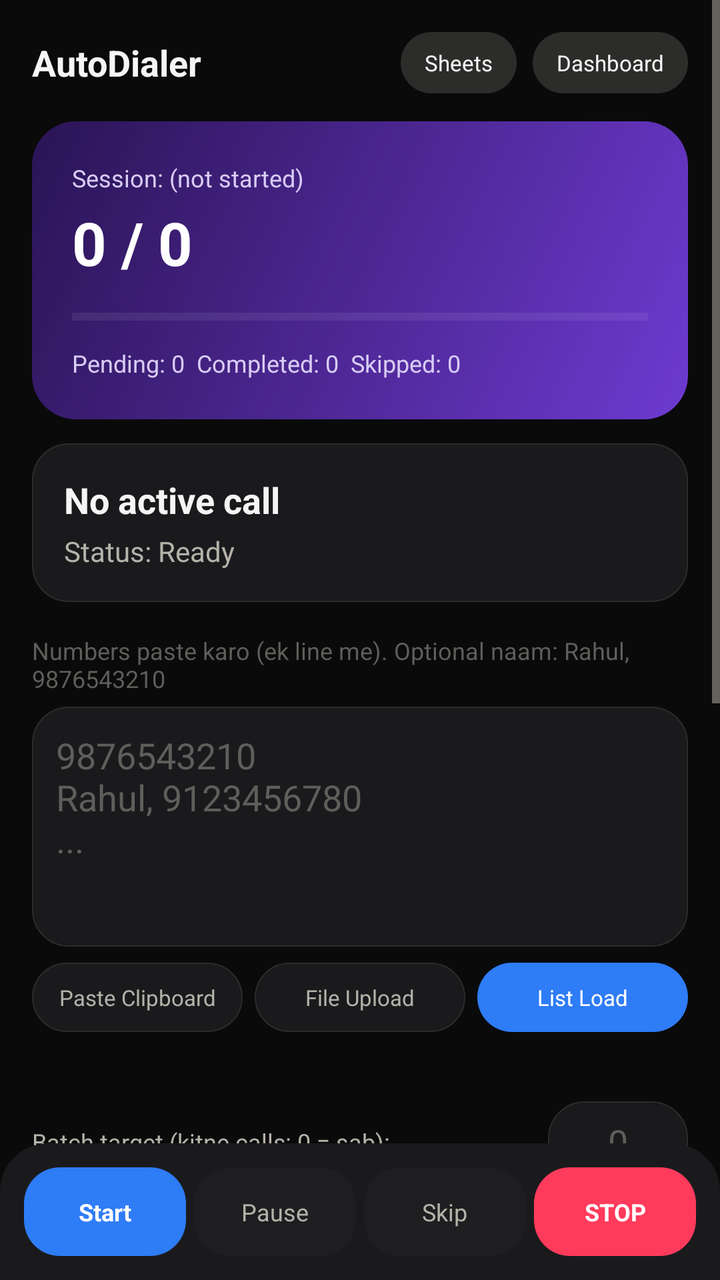
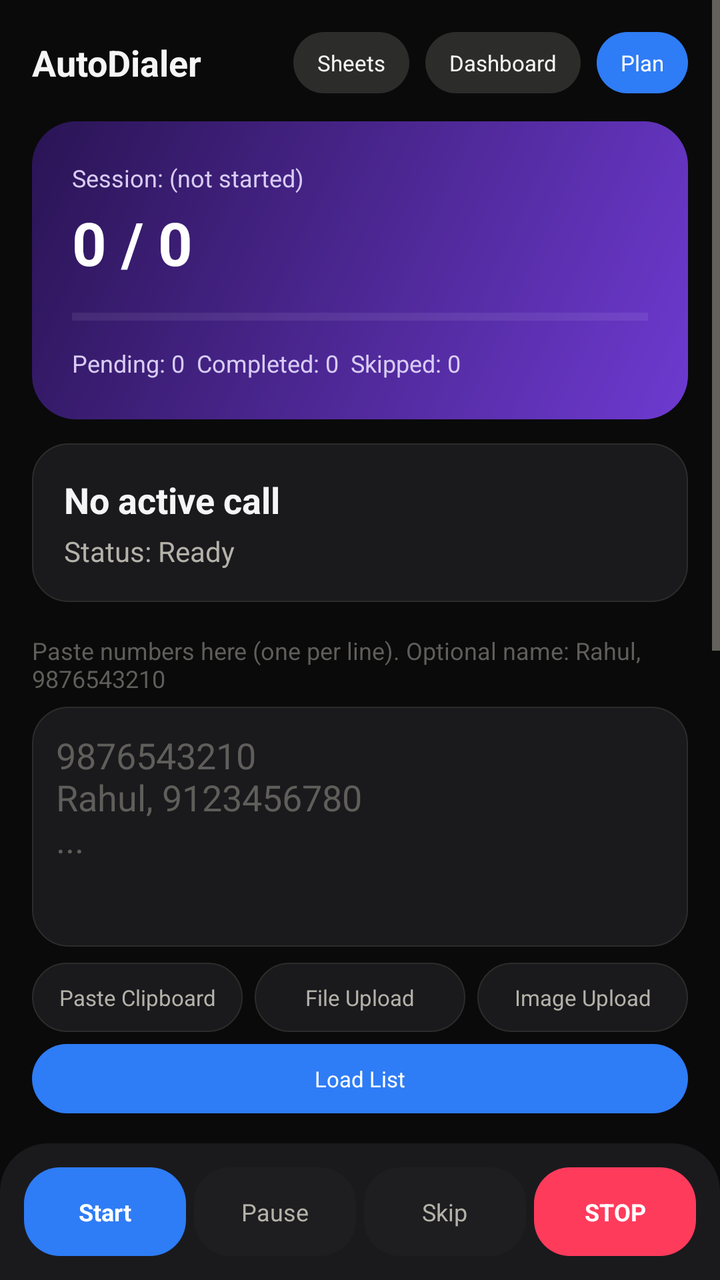

Two renders of the same Android screen: before a commit and after it. Below are the layout's source before the change and the commit's diff.
<!-- AndroidManifest.xml: application theme Theme.AutoDialer -->
<!-- res/layout/activity_main.xml -->
<?xml version="1.0" encoding="utf-8"?>
<FrameLayout xmlns:android="http://schemas.android.com/apk/res/android"
    android:layout_width="match_parent"
    android:layout_height="match_parent"
    android:background="@color/bg_dark">

    <ScrollView
        android:layout_width="match_parent"
        android:layout_height="match_parent"
        android:paddingBottom="86dp"
        android:clipToPadding="false">

        <LinearLayout
            android:layout_width="match_parent"
            android:layout_height="wrap_content"
            android:orientation="vertical"
            android:padding="16dp">

            
            <LinearLayout
                android:layout_width="match_parent"
                android:layout_height="wrap_content"
                android:orientation="horizontal"
                android:gravity="center_vertical">

                <TextView
                    android:layout_width="0dp"
                    android:layout_weight="1"
                    android:layout_height="wrap_content"
                    android:text="AutoDialer"
                    android:textStyle="bold"
                    android:textColor="@color/text_primary_dark"
                    android:textSize="18sp"/>

                <TextView
                    android:id="@+id/btnSheets"
                    android:layout_width="wrap_content"
                    android:layout_height="wrap_content"
                    android:background="@drawable/bg_avatar"
                    android:paddingStart="12dp"
                    android:paddingEnd="12dp"
                    android:paddingTop="8dp"
                    android:paddingBottom="8dp"
                    android:textColor="@color/text_primary_dark"
                    android:textSize="11sp"
                    android:text="Sheets"/>

                <TextView
                    android:id="@+id/btnDashboard"
                    android:layout_width="wrap_content"
                    android:layout_height="wrap_content"
                    android:layout_marginStart="8dp"
                    android:background="@drawable/bg_avatar"
                    android:paddingStart="12dp"
                    android:paddingEnd="12dp"
                    android:paddingTop="8dp"
                    android:paddingBottom="8dp"
                    android:textColor="@color/text_primary_dark"
                    android:textSize="11sp"
                    android:text="Dashboard"/>
            </LinearLayout>

            
            <LinearLayout
                android:layout_width="match_parent"
                android:layout_height="wrap_content"
                android:orientation="vertical"
                android:background="@drawable/bg_hero_gradient"
                android:padding="20dp"
                android:layout_marginTop="14dp">

                <TextView
                    android:id="@+id/tvSessionName"
                    android:layout_width="wrap_content"
                    android:layout_height="wrap_content"
                    android:textColor="#D8CCF5"
                    android:textSize="12sp"
                    android:text="Session: (not started)"/>

                <TextView
                    android:id="@+id/tvProgress"
                    android:layout_width="wrap_content"
                    android:layout_height="wrap_content"
                    android:layout_marginTop="4dp"
                    android:textColor="#FFFFFF"
                    android:textStyle="bold"
                    android:textSize="30sp"
                    android:text="0 / 0"/>

                <ProgressBar
                    android:id="@+id/progressBar"
                    style="?android:attr/progressBarStyleHorizontal"
                    android:layout_width="match_parent"
                    android:layout_height="6dp"
                    android:layout_marginTop="14dp"
                    android:progressTint="#FFFFFF"
                    android:progressBackgroundTint="#40FFFFFF"
                    android:max="100"
                    android:progress="0"/>

                <TextView
                    android:id="@+id/tvCounts"
                    android:layout_width="wrap_content"
                    android:layout_height="wrap_content"
                    android:layout_marginTop="12dp"
                    android:textColor="#D8CCF5"
                    android:textSize="12sp"
                    android:text="Pending: 0  Completed: 0  Skipped: 0"/>
            </LinearLayout>

            
            <LinearLayout
                android:layout_width="match_parent"
                android:layout_height="wrap_content"
                android:orientation="vertical"
                android:background="@drawable/bg_card"
                android:padding="16dp"
                android:layout_marginTop="12dp">

                <TextView
                    android:id="@+id/tvCurrentLead"
                    android:layout_width="wrap_content"
                    android:layout_height="wrap_content"
                    android:textStyle="bold"
                    android:textColor="@color/text_primary_dark"
                    android:textSize="18sp"
                    android:text="No active call"/>

                <TextView
                    android:id="@+id/tvStatus"
                    android:layout_width="wrap_content"
                    android:layout_height="wrap_content"
                    android:layout_marginTop="4dp"
                    android:textColor="@color/text_secondary_dark"
                    android:text="Status: Ready"/>
            </LinearLayout>

            <TextView
                android:layout_width="wrap_content"
                android:layout_height="wrap_content"
                android:layout_marginTop="16dp"
                android:text="Numbers paste karo (ek line me). Optional naam: Rahul, 9876543210"
                android:textColor="@color/text_muted_dark"
                android:textSize="12sp"/>

            <EditText
                android:id="@+id/etNumbers"
                android:layout_width="match_parent"
                android:layout_height="120dp"
                android:gravity="top|start"
                android:hint="9876543210&#10;Rahul, 9123456780&#10;..."
                android:inputType="textMultiLine"
                android:background="@drawable/bg_card"
                android:textColor="@color/text_primary_dark"
                android:textColorHint="@color/text_muted_dark"
                android:padding="12dp"
                android:layout_marginTop="6dp"/>

            <LinearLayout
                android:layout_width="match_parent"
                android:layout_height="wrap_content"
                android:orientation="horizontal"
                android:layout_marginTop="8dp">

                <TextView
                    android:id="@+id/btnPasteClipboard"
                    android:layout_width="0dp"
                    android:layout_weight="1"
                    android:layout_height="wrap_content"
                    android:background="@drawable/bg_card"
                    android:gravity="center"
                    android:padding="10dp"
                    android:textColor="@color/text_secondary_dark"
                    android:textSize="11sp"
                    android:text="Paste Clipboard"/>

                <TextView
                    android:id="@+id/btnImportFile"
                    android:layout_width="0dp"
                    android:layout_weight="1"
                    android:layout_height="wrap_content"
                    android:layout_marginStart="6dp"
                    android:background="@drawable/bg_card"
                    android:gravity="center"
                    android:padding="10dp"
                    android:textColor="@color/text_secondary_dark"
                    android:textSize="11sp"
                    android:text="File Upload"/>

                <TextView
                    android:id="@+id/btnLoadList"
                    android:layout_width="0dp"
                    android:layout_weight="1"
                    android:layout_height="wrap_content"
                    android:layout_marginStart="6dp"
                    android:background="@drawable/bg_pill_resume"
                    android:gravity="center"
                    android:padding="10dp"
                    android:textColor="@color/resume_text"
                    android:textSize="11sp"
                    android:text="List Load"/>
            </LinearLayout>

            <TextView
                android:id="@+id/tvDuplicateInfo"
                android:layout_width="wrap_content"
                android:layout_height="wrap_content"
                android:layout_marginTop="6dp"
                android:textColor="@color/no_bg"
                android:textSize="11sp"
                android:text=""/>

            <LinearLayout
                android:layout_width="match_parent"
                android:layout_height="wrap_content"
                android:orientation="horizontal"
                android:layout_marginTop="14dp"
                android:gravity="center_vertical">

                <TextView
                    android:layout_width="0dp"
                    android:layout_weight="1"
                    android:layout_height="wrap_content"
                    android:textColor="@color/text_secondary_dark"
                    android:textSize="12sp"
                    android:text="Batch target (kitne calls; 0 = sab):"/>

                <EditText
                    android:id="@+id/etBatchTarget"
                    android:layout_width="70dp"
                    android:layout_height="wrap_content"
                    android:inputType="number"
                    android:hint="0"
                    android:textColor="@color/text_primary_dark"
                    android:textColorHint="@color/text_muted_dark"
                    android:background="@drawable/bg_card"
                    android:padding="8dp"
                    android:gravity="center"/>
            </LinearLayout>

            <CheckBox
                android:id="@+id/cbConsent"
                android:layout_width="match_parent"
                android:layout_height="wrap_content"
                android:layout_marginTop="10dp"
                android:textColor="@color/text_secondary_dark"
                android:text="Ye sab consenting/authorized contacts hain"
                android:textSize="12sp"/>

            <TextView
                android:id="@+id/tvResumeBanner"
                android:layout_width="match_parent"
                android:layout_height="wrap_content"
                android:layout_marginTop="10dp"
                android:padding="10dp"
                android:background="@drawable/bg_pill_info"
                android:textColor="@color/info_text"
                android:visibility="gone"
                android:text="Pichla session mila - Resume Session dabao"/>

            <TextView
                android:layout_width="wrap_content"
                android:layout_height="wrap_content"
                android:layout_marginTop="16dp"
                android:text="Numbers"
                android:textColor="@color/text_primary_dark"
                android:textStyle="bold"
                android:textSize="14sp"/>

            <androidx.recyclerview.widget.RecyclerView
                android:id="@+id/rvNumbers"
                android:layout_width="match_parent"
                android:layout_height="300dp"
                android:layout_marginTop="8dp"/>

        </LinearLayout>
    </ScrollView>

    
    <LinearLayout
        android:layout_width="match_parent"
        android:layout_height="wrap_content"
        android:layout_gravity="bottom"
        android:orientation="horizontal"
        android:background="@drawable/bg_dock"
        android:padding="12dp"
        android:gravity="center">

        <TextView
            android:id="@+id/btnStart"
            android:layout_width="0dp"
            android:layout_weight="1"
            android:layout_height="wrap_content"
            android:layout_marginEnd="4dp"
            android:background="@drawable/bg_dock_icon_resume"
            android:gravity="center"
            android:padding="14dp"
            android:textColor="@color/resume_text"
            android:textSize="12sp"
            android:textStyle="bold"
            android:text="Start"/>

        <TextView
            android:id="@+id/btnPause"
            android:layout_width="0dp"
            android:layout_weight="1"
            android:layout_height="wrap_content"
            android:layout_marginEnd="4dp"
            android:background="@drawable/bg_dock_icon"
            android:gravity="center"
            android:padding="14dp"
            android:textColor="@color/text_secondary_dark"
            android:textSize="12sp"
            android:text="Pause"/>

        <TextView
            android:id="@+id/btnSkip"
            android:layout_width="0dp"
            android:layout_weight="1"
            android:layout_height="wrap_content"
            android:layout_marginEnd="4dp"
            android:background="@drawable/bg_dock_icon"
            android:gravity="center"
            android:padding="14dp"
            android:textColor="@color/text_secondary_dark"
            android:textSize="12sp"
            android:text="Skip"/>

        <TextView
            android:id="@+id/btnStop"
            android:layout_width="0dp"
            android:layout_weight="1"
            android:layout_height="wrap_content"
            android:background="@drawable/bg_dock_icon_no"
            android:gravity="center"
            android:padding="14dp"
            android:textColor="@color/no_text"
            android:textSize="12sp"
            android:textStyle="bold"
            android:text="STOP"/>
    </LinearLayout>

    
    <LinearLayout
        android:id="@+id/overlayOutcome"
        android:layout_width="match_parent"
        android:layout_height="match_parent"
        android:orientation="vertical"
        android:gravity="center"
        android:visibility="gone"
        android:padding="20dp"
        android:background="#0A0A0B">

        <TextView
            android:layout_width="wrap_content"
            android:layout_height="wrap_content"
            android:layout_marginBottom="16dp"
            android:text="Call khatam — agla option chuno"
            android:textColor="@color/text_muted_dark"
            android:textSize="13sp"/>

        <LinearLayout
            android:layout_width="match_parent"
            android:layout_height="0dp"
            android:layout_weight="1"
            android:orientation="horizontal">

            <TextView
                android:id="@+id/btnOutcomeResume"
                android:layout_width="0dp"
                android:layout_weight="1"
                android:layout_height="match_parent"
                android:layout_marginEnd="6dp"
                android:layout_marginBottom="6dp"
                android:background="@drawable/bg_glow_box_resume"
                android:gravity="center"
                android:elevation="16dp"
                android:textColor="@color/resume_text"
                android:textSize="20sp"
                android:textStyle="bold"
                android:text="RESUME"/>

            <TextView
                android:id="@+id/btnOutcomeNo"
                android:layout_width="0dp"
                android:layout_weight="1"
                android:layout_height="match_parent"
                android:layout_marginStart="6dp"
                android:layout_marginBottom="6dp"
                android:background="@drawable/bg_glow_box_no"
                android:gravity="center"
                android:elevation="16dp"
                android:textColor="@color/no_text"
                android:textSize="20sp"
                android:textStyle="bold"
                android:text="NO"/>
        </LinearLayout>

        <LinearLayout
            android:layout_width="match_parent"
            android:layout_height="0dp"
            android:layout_weight="1"
            android:orientation="horizontal">

            <TextView
                android:id="@+id/btnOutcomePositive"
                android:layout_width="0dp"
                android:layout_weight="1"
                android:layout_height="match_parent"
                android:layout_marginEnd="6dp"
                android:layout_marginTop="6dp"
                android:background="@drawable/bg_glow_box_positive"
                android:gravity="center"
                android:elevation="16dp"
                android:textColor="@color/positive_text"
                android:textSize="20sp"
                android:textStyle="bold"
                android:text="POSITIVE"/>

            <TextView
                android:id="@+id/btnOutcomeInfo"
                android:layout_width="0dp"
                android:layout_weight="1"
                android:layout_height="match_parent"
                android:layout_marginStart="6dp"
                android:layout_marginTop="6dp"
                android:background="@drawable/bg_glow_box_info"
                android:gravity="center"
                android:elevation="16dp"
                android:textColor="@color/info_text"
                android:textSize="20sp"
                android:textStyle="bold"
                android:text="INFO"/>
        </LinearLayout>
    </LinearLayout>

</FrameLayout>
<!-- resources referenced by this layout -->
<resources>
  <color name="bg_dark">#0A0A0B</color>
  <color name="info_text">#412402</color>
  <color name="no_bg">#FF3B5C</color>
  <color name="no_text">#FFFFFF</color>
  <color name="positive_text">#06341A</color>
  <color name="resume_text">#FFFFFF</color>
  <color name="text_muted_dark">#5F5E5A</color>
  <color name="text_primary_dark">#F5F5F5</color>
  <color name="text_secondary_dark">#B4B2A9</color>
  <!-- drawable bg_avatar (drawable) -->
  <?xml version="1.0" encoding="utf-8"?>
  <shape xmlns:android="http://schemas.android.com/apk/res/android">
      <solid android:color="@color/border_dark"/>
      <corners android:radius="24dp"/>
  </shape>
  <!-- drawable bg_card (drawable) -->
  <?xml version="1.0" encoding="utf-8"?>
  <shape xmlns:android="http://schemas.android.com/apk/res/android">
      <solid android:color="@color/surface_dark"/>
      <corners android:radius="18dp"/>
      <stroke android:width="0.5dp" android:color="@color/border_dark"/>
  </shape>
  <!-- drawable bg_dock_icon (drawable) -->
  <?xml version="1.0" encoding="utf-8"?>
  <shape xmlns:android="http://schemas.android.com/apk/res/android">
      <solid android:color="@color/surface_dark_2"/>
      <corners android:radius="18dp"/>
  </shape>
  <!-- drawable bg_dock_icon_no (drawable) -->
  <?xml version="1.0" encoding="utf-8"?>
  <shape xmlns:android="http://schemas.android.com/apk/res/android">
      <solid android:color="@color/no_bg"/>
      <corners android:radius="18dp"/>
  </shape>
  <!-- drawable bg_dock_icon_resume (drawable) -->
  <?xml version="1.0" encoding="utf-8"?>
  <shape xmlns:android="http://schemas.android.com/apk/res/android">
      <solid android:color="@color/resume_bg"/>
      <corners android:radius="18dp"/>
  </shape>
  <!-- drawable bg_glow_box_info (drawable) -->
  <?xml version="1.0" encoding="utf-8"?>
  <layer-list xmlns:android="http://schemas.android.com/apk/res/android">
      <item>
          <shape android:shape="rectangle">
              <solid android:color="@color/info_bg"/>
              <corners android:radius="18dp"/>
          </shape>
      </item>
  </layer-list>
  <!-- drawable bg_glow_box_no (drawable) -->
  <?xml version="1.0" encoding="utf-8"?>
  <layer-list xmlns:android="http://schemas.android.com/apk/res/android">
      <item>
          <shape android:shape="rectangle">
              <solid android:color="@color/no_bg"/>
              <corners android:radius="18dp"/>
          </shape>
      </item>
  </layer-list>
  <!-- drawable bg_glow_box_positive (drawable) -->
  <?xml version="1.0" encoding="utf-8"?>
  <layer-list xmlns:android="http://schemas.android.com/apk/res/android">
      <item>
          <shape android:shape="rectangle">
              <solid android:color="@color/positive_bg"/>
              <corners android:radius="18dp"/>
          </shape>
      </item>
  </layer-list>
  <!-- drawable bg_glow_box_resume (drawable) -->
  <?xml version="1.0" encoding="utf-8"?>
  <layer-list xmlns:android="http://schemas.android.com/apk/res/android">
      <item>
          <shape android:shape="rectangle">
              <solid android:color="@color/resume_bg"/>
              <corners android:radius="18dp"/>
          </shape>
      </item>
  </layer-list>
  <!-- drawable bg_pill_info (drawable) -->
  <?xml version="1.0" encoding="utf-8"?>
  <shape xmlns:android="http://schemas.android.com/apk/res/android">
      <solid android:color="@color/info_bg"/>
      <corners android:radius="20dp"/>
  </shape>
  <!-- drawable bg_pill_resume (drawable) -->
  <?xml version="1.0" encoding="utf-8"?>
  <shape xmlns:android="http://schemas.android.com/apk/res/android">
      <solid android:color="@color/resume_bg"/>
      <corners android:radius="20dp"/>
  </shape>
  <color name="border_dark">#2C2C2A</color>
  <color name="surface_dark">#1A1A1D</color>
  <color name="dock_bg">#1A1A1D</color>
  <color name="surface_dark_2">#1E1E20</color>
  <color name="resume_bg">#2E7CF6</color>
  <color name="info_bg">#FFB020</color>
  <color name="positive_bg">#2ED47A</color>
  <color name="gradient_top">#6E3AD1</color>
  <color name="gradient_bottom">#2A1454</color>
  <!-- unchanged entries left out for length: 3 -->
</resources>

<!-- the commit's change to res/layout/activity_main.xml (unified diff, before → after) -->
@@ -58,6 +58,20 @@
                     android:textColor="@color/text_primary_dark"
                     android:textSize="11sp"
                     android:text="Dashboard"/>
+
+                <TextView
+                    android:id="@+id/btnSubscription"
+                    android:layout_width="wrap_content"
+                    android:layout_height="wrap_content"
+                    android:layout_marginStart="8dp"
+                    android:background="@drawable/bg_pill_resume"
+                    android:paddingStart="12dp"
+                    android:paddingEnd="12dp"
+                    android:paddingTop="8dp"
+                    android:paddingBottom="8dp"
+                    android:textColor="@color/resume_text"
+                    android:textSize="11sp"
+                    android:text="Plan"/>
             </LinearLayout>
 
             
@@ -139,7 +153,7 @@
                 android:layout_width="wrap_content"
                 android:layout_height="wrap_content"
                 android:layout_marginTop="16dp"
-                android:text="Numbers paste karo (ek line me). Optional naam: Rahul, 9876543210"
+                android:text="Paste numbers here (one per line). Optional name: Rahul, 9876543210"
                 android:textColor="@color/text_muted_dark"
                 android:textSize="12sp"/>
 
@@ -188,18 +202,30 @@
                     android:text="File Upload"/>
 
                 <TextView
-                    android:id="@+id/btnLoadList"
+                    android:id="@+id/btnImportImage"
                     android:layout_width="0dp"
                     android:layout_weight="1"
                     android:layout_height="wrap_content"
                     android:layout_marginStart="6dp"
-                    android:background="@drawable/bg_pill_resume"
+                    android:background="@drawable/bg_card"
                     android:gravity="center"
                     android:padding="10dp"
-                    android:textColor="@color/resume_text"
-                    android:textSize="11sp"
-                    android:text="List Load"/>
+                    android:textColor="@color/text_secondary_dark"
+                    android:textSize="11sp"
+                    android:text="Image Upload"/>
             </LinearLayout>
+
+            <TextView
+                android:id="@+id/btnLoadList"
+                android:layout_width="match_parent"
+                android:layout_height="wrap_content"
+                android:layout_marginTop="6dp"
+                android:background="@drawable/bg_pill_resume"
+                android:gravity="center"
+                android:padding="10dp"
+                android:textColor="@color/resume_text"
+                android:textSize="11sp"
+                android:text="Load List"/>
 
             <TextView
                 android:id="@+id/tvDuplicateInfo"
@@ -223,7 +249,7 @@
                     android:layout_height="wrap_content"
                     android:textColor="@color/text_secondary_dark"
                     android:textSize="12sp"
-                    android:text="Batch target (kitne calls; 0 = sab):"/>
+                    android:text="Batch target (number of calls; 0 = all):"/>
 
                 <EditText
                     android:id="@+id/etBatchTarget"
@@ -244,8 +270,22 @@
                 android:layout_height="wrap_content"
                 android:layout_marginTop="10dp"
                 android:textColor="@color/text_secondary_dark"
-                android:text="Ye sab consenting/authorized contacts hain"
+                android:text="These are all consenting/authorized contacts"
                 android:textSize="12sp"/>
+
+            <TextView
+                android:id="@+id/btnManageOutcomes"
+                android:layout_width="wrap_content"
+                android:layout_height="wrap_content"
+                android:layout_marginTop="10dp"
+                android:background="@drawable/bg_card"
+                android:paddingStart="12dp"
+                android:paddingEnd="12dp"
+                android:paddingTop="8dp"
+                android:paddingBottom="8dp"
+                android:textColor="@color/text_secondary_dark"
+                android:textSize="11sp"
+                android:text="+ Custom Call Option"/>
 
             <TextView
                 android:id="@+id/tvResumeBanner"
@@ -256,7 +296,7 @@
                 android:background="@drawable/bg_pill_info"
                 android:textColor="@color/info_text"
                 android:visibility="gone"
-                android:text="Pichla session mila - Resume Session dabao"/>
+                android:text="Previous session found - tap to resume"/>
 
             <TextView
                 android:layout_width="wrap_content"
@@ -355,83 +395,35 @@
             android:layout_width="wrap_content"
             android:layout_height="wrap_content"
             android:layout_marginBottom="16dp"
-            android:text="Call khatam — agla option chuno"
+            android:text="Call ended — choose an option"
             android:textColor="@color/text_muted_dark"
             android:textSize="13sp"/>
 
         <LinearLayout
+            android:id="@+id/outcomeButtonsContainer"
             android:layout_width="match_parent"
             android:layout_height="0dp"
             android:layout_weight="1"
-            android:orientation="horizontal">
-
-            <TextView
-                android:id="@+id/btnOutcomeResume"
-                android:layout_width="0dp"
-                android:layout_weight="1"
-                android:layout_height="match_parent"
-                android:layout_marginEnd="6dp"
-                android:layout_marginBottom="6dp"
-                android:background="@drawable/bg_glow_box_resume"
-                android:gravity="center"
-                android:elevation="16dp"
-                android:textColor="@color/resume_text"
-                android:textSize="20sp"
-                android:textStyle="bold"
-                android:text="RESUME"/>
-
-            <TextView
-                android:id="@+id/btnOutcomeNo"
-                android:layout_width="0dp"
-                android:layout_weight="1"
-                android:layout_height="match_parent"
-                android:layout_marginStart="6dp"
-                android:layout_marginBottom="6dp"
-                android:background="@drawable/bg_glow_box_no"
-                android:gravity="center"
-                android:elevation="16dp"
-                android:textColor="@color/no_text"
-                android:textSize="20sp"
-                android:textStyle="bold"
-                android:text="NO"/>
-        </LinearLayout>
-
-        <LinearLayout
-            android:layout_width="match_parent"
-            android:layout_height="0dp"
-            android:layout_weight="1"
-            android:orientation="horizontal">
-
-            <TextView
-                android:id="@+id/btnOutcomePositive"
-                android:layout_width="0dp"
-                android:layout_weight="1"
-                android:layout_height="match_parent"
-                android:layout_marginEnd="6dp"
-                android:layout_marginTop="6dp"
-                android:background="@drawable/bg_glow_box_positive"
-                android:gravity="center"
-                android:elevation="16dp"
-                android:textColor="@color/positive_text"
-                android:textSize="20sp"
-                android:textStyle="bold"
-                android:text="POSITIVE"/>
-
-            <TextView
-                android:id="@+id/btnOutcomeInfo"
-                android:layout_width="0dp"
-                android:layout_weight="1"
-                android:layout_height="match_parent"
-                android:layout_marginStart="6dp"
-                android:layout_marginTop="6dp"
-                android:background="@drawable/bg_glow_box_info"
-                android:gravity="center"
-                android:elevation="16dp"
-                android:textColor="@color/info_text"
-                android:textSize="20sp"
-                android:textStyle="bold"
-                android:text="INFO"/>
-        </LinearLayout>
+            android:orientation="vertical"/>
     </LinearLayout>
 
+    
+    <TextView
+        android:id="@+id/btnFloatingStop"
+        android:layout_width="wrap_content"
+        android:layout_height="wrap_content"
+        android:layout_gravity="top|end"
+        android:layout_margin="16dp"
+        android:background="@drawable/bg_pill_no"
+        android:paddingStart="18dp"
+        android:paddingEnd="18dp"
+        android:paddingTop="9dp"
+        android:paddingBottom="9dp"
+        android:textColor="@color/no_text"
+        android:textSize="12sp"
+        android:textStyle="bold"
+        android:elevation="10dp"
+        android:visibility="gone"
+        android:text="⏹ Stop"/>
+
 </FrameLayout>
<!-- resource entries referenced after the edit -->
@@ -4,7 +4,6 @@
   <color name="info_text">#412402</color>
   <color name="no_bg">#FF3B5C</color>
   <color name="no_text">#FFFFFF</color>
-  <color name="positive_text">#06341A</color>
   <color name="resume_text">#FFFFFF</color>
   <color name="text_muted_dark">#5F5E5A</color>
   <color name="text_primary_dark">#F5F5F5</color>
@@ -40,50 +39,16 @@
       <solid android:color="@color/resume_bg"/>
       <corners android:radius="18dp"/>
   </shape>
-  <!-- drawable bg_glow_box_info (drawable) -->
-  <?xml version="1.0" encoding="utf-8"?>
-  <layer-list xmlns:android="http://schemas.android.com/apk/res/android">
-      <item>
-          <shape android:shape="rectangle">
-              <solid android:color="@color/info_bg"/>
-              <corners android:radius="18dp"/>
-          </shape>
-      </item>
-  </layer-list>
-  <!-- drawable bg_glow_box_no (drawable) -->
-  <?xml version="1.0" encoding="utf-8"?>
-  <layer-list xmlns:android="http://schemas.android.com/apk/res/android">
-      <item>
-          <shape android:shape="rectangle">
-              <solid android:color="@color/no_bg"/>
-              <corners android:radius="18dp"/>
-          </shape>
-      </item>
-  </layer-list>
-  <!-- drawable bg_glow_box_positive (drawable) -->
-  <?xml version="1.0" encoding="utf-8"?>
-  <layer-list xmlns:android="http://schemas.android.com/apk/res/android">
-      <item>
-          <shape android:shape="rectangle">
-              <solid android:color="@color/positive_bg"/>
-              <corners android:radius="18dp"/>
-          </shape>
-      </item>
-  </layer-list>
-  <!-- drawable bg_glow_box_resume (drawable) -->
-  <?xml version="1.0" encoding="utf-8"?>
-  <layer-list xmlns:android="http://schemas.android.com/apk/res/android">
-      <item>
-          <shape android:shape="rectangle">
-              <solid android:color="@color/resume_bg"/>
-              <corners android:radius="18dp"/>
-          </shape>
-      </item>
-  </layer-list>
   <!-- drawable bg_pill_info (drawable) -->
   <?xml version="1.0" encoding="utf-8"?>
   <shape xmlns:android="http://schemas.android.com/apk/res/android">
       <solid android:color="@color/info_bg"/>
+      <corners android:radius="20dp"/>
+  </shape>
+  <!-- drawable bg_pill_no (drawable) -->
+  <?xml version="1.0" encoding="utf-8"?>
+  <shape xmlns:android="http://schemas.android.com/apk/res/android">
+      <solid android:color="@color/no_bg"/>
       <corners android:radius="20dp"/>
   </shape>
   <!-- drawable bg_pill_resume (drawable) -->
@@ -98,7 +63,6 @@
   <color name="surface_dark_2">#1E1E20</color>
   <color name="resume_bg">#2E7CF6</color>
   <color name="info_bg">#FFB020</color>
-  <color name="positive_bg">#2ED47A</color>
   <color name="gradient_top">#6E3AD1</color>
   <color name="gradient_bottom">#2A1454</color>
   <!-- unchanged entries left out for length: 3 -->
